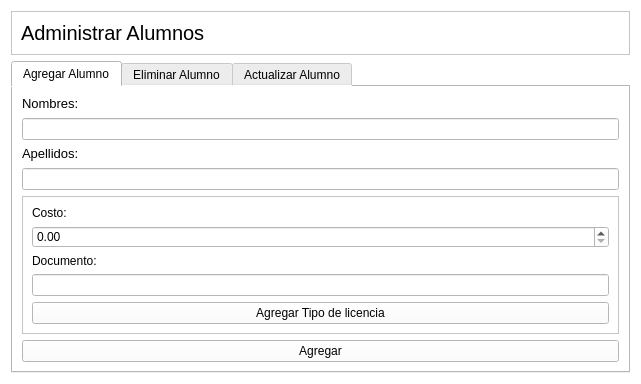
Above: Proyecto/adminalumno.ui from carlosvelaquez/ProyectoTBDII before the change. Below: the same form after it.
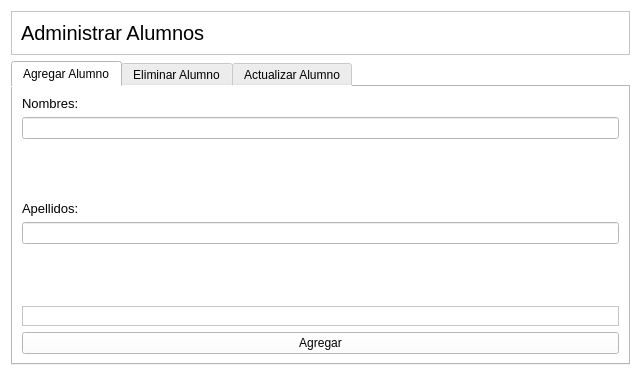
That is the form after the change.

Patch:
```diff
--- a/Proyecto/adminalumno.ui
+++ b/Proyecto/adminalumno.ui
@@ -51,19 +51,19 @@
        <string>Agregar Alumno</string>
       </attribute>
       <layout class="QGridLayout" name="gridLayout">
-       <item row="3" column="0">
-        <widget class="QLineEdit" name="lineEditApellidoAlumno"/>
-       </item>
-       <item row="5" column="0">
-        <widget class="QPushButton" name="pushButtonAgregarAlumno">
-         <property name="text">
-          <string>Agregar</string>
-         </property>
-        </widget>
-       </item>
        <item row="1" column="0">
         <widget class="QLineEdit" name="lineEditNombreAlumno"/>
        </item>
+       <item row="7" column="0">
+        <widget class="QPushButton" name="pushButtonAgregarAlumno">
+         <property name="text">
+          <string>Agregar</string>
+         </property>
+        </widget>
+       </item>
+       <item row="4" column="0">
+        <widget class="QLineEdit" name="lineEditApellidoAlumno"/>
+       </item>
        <item row="0" column="0">
         <widget class="QLabel" name="label_2">
          <property name="text">
@@ -71,14 +71,14 @@
          </property>
         </widget>
        </item>
-       <item row="2" column="0">
+       <item row="3" column="0">
         <widget class="QLabel" name="label_3">
          <property name="text">
           <string>&lt;html&gt;&lt;head/&gt;&lt;body&gt;&lt;p&gt;&lt;span style=&quot; font-size:10pt;&quot;&gt;Apellidos:&lt;/span&gt;&lt;/p&gt;&lt;/body&gt;&lt;/html&gt;</string>
          </property>
         </widget>
        </item>
-       <item row="4" column="0">
+       <item row="6" column="0">
         <widget class="QFrame" name="frame_2">
          <property name="frameShape">
           <enum>QFrame::StyledPanel</enum>
@@ -86,37 +86,35 @@
          <property name="frameShadow">
           <enum>QFrame::Raised</enum>
          </property>
-         <layout class="QVBoxLayout" name="verticalLayout_4">
-          <item>
-           <widget class="QLabel" name="label_7">
-            <property name="text">
-             <string>Costo:</string>
-            </property>
-           </widget>
-          </item>
-          <item>
-           <widget class="QDoubleSpinBox" name="doubleSpinBoxCostoLicencia"/>
-          </item>
-          <item>
-           <widget class="QLabel" name="label_8">
-            <property name="text">
-             <string>Documento:</string>
-            </property>
-           </widget>
-          </item>
-          <item>
-           <widget class="QLineEdit" name="lineEditDocumentoAlumno"/>
-          </item>
-          <item>
-           <widget class="QPushButton" name="pushButtonAgregarTipoLicencia">
-            <property name="text">
-             <string>Agregar Tipo de licencia</string>
-            </property>
-           </widget>
-          </item>
-         </layout>
+         <layout class="QVBoxLayout" name="verticalLayout_4"/>
         </widget>
        </item>
+       <item row="2" column="0">
+        <spacer name="verticalSpacer">
+         <property name="orientation">
+          <enum>Qt::Vertical</enum>
+         </property>
+         <property name="sizeHint" stdset="0">
+          <size>
+           <width>20</width>
+           <height>40</height>
+          </size>
+         </property>
+        </spacer>
+       </item>
+       <item row="5" column="0">
+        <spacer name="verticalSpacer_2">
+         <property name="orientation">
+          <enum>Qt::Vertical</enum>
+         </property>
+         <property name="sizeHint" stdset="0">
+          <size>
+           <width>20</width>
+           <height>40</height>
+          </size>
+         </property>
+        </spacer>
+       </item>
       </layout>
      </widget>
      <widget class="QWidget" name="tab_2">
```
Left out of the diff: 64 changed lines with no effect on the pictures.
